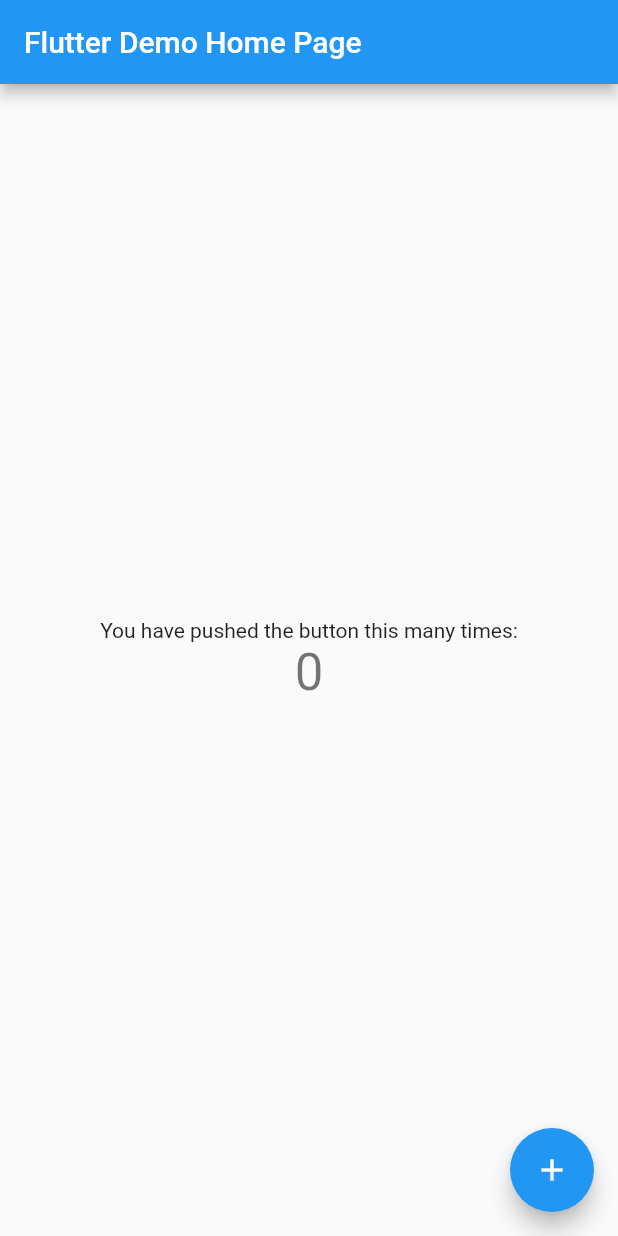
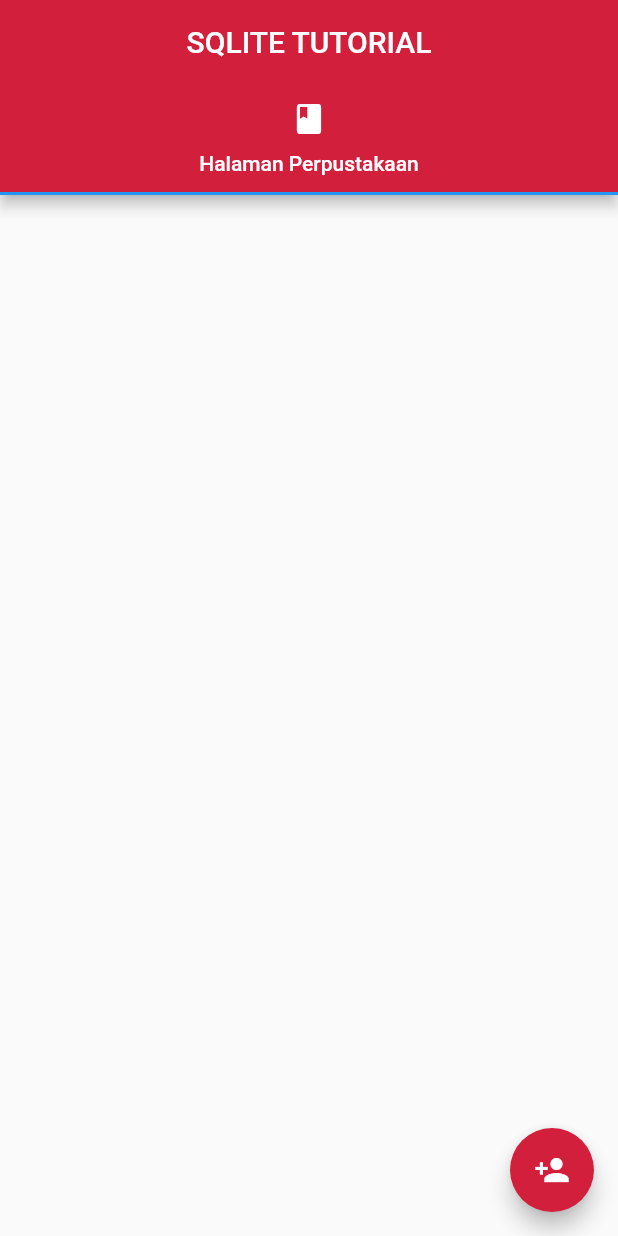
Before and after one commit to NicklausFW/sertifikasi_nicklaus, a Flutter app: the screen it shows after launch, on a phone screen of 412 x 824 dp. Run offline on Flutter 3.47's test engine with Material 2 defaults, Android fonts, the phone set to English and light mode, and no system bars; our stand-ins replace sqflite; accounts and stored records are empty.

Commit message:
add_buku_perpustakaan_page, perpustakaan_page, list_perpustakaan

```diff
--- a/lib/data/operasi_perpustakaan.dart
+++ b/lib/data/operasi_perpustakaan.dart
@@ -7,12 +7,14 @@ class OperasiPerpustakaan {
 
   createPerpustakaan(Perpustakaan perpustakaan) async {
     final db = await dbRepository.database;
+    print(perpustakaan.judulBuku);
     db.insert('perpustakaan', perpustakaan.toMap());
   }
 
   Future<List<Perpustakaan>> getAllPerpustakaan() async {
     final db = await dbRepository.database;
-    List<Map<String, dynamic>> allRows = await db.query('category');
+    List<Map<String, dynamic>> allRows =
+        await db.query('perpustakaan', orderBy: 'judulBuku');
     List<Perpustakaan> perpustakaan = allRows
         .map((perpustakaan) => Perpustakaan.fromMap(perpustakaan))
         .toList();
--- a/lib/main.dart
+++ b/lib/main.dart
@@ -1,6 +1,9 @@
 import 'package:flutter/material.dart';
+import 'package:sertifikasi_nicklaus/pages/add_buku_perpustakaan_page.dart';
+import 'package:sertifikasi_nicklaus/pages/perpustakaan_page.dart';
 
 void main() {
+  WidgetsFlutterBinding.ensureInitialized();
   runApp(const MyApp());
 }
 
@@ -11,105 +14,12 @@ class MyApp extends StatelessWidget {
   @override
   Widget build(BuildContext context) {
     return MaterialApp(
-      title: 'Flutter Demo',
-      theme: ThemeData(
-        // This is the theme of your application.
-        //
-        // Try running your application with "flutter run". You'll see the
-        // application has a blue toolbar. Then, without quitting the app, try
-        // changing the primarySwatch below to Colors.green and then invoke
-        // "hot reload" (press "r" in the console where you ran "flutter run",
-        // or simply save your changes to "hot reload" in a Flutter IDE).
-        // Notice that the counter didn't reset back to zero; the application
-        // is not restarted.
-        primarySwatch: Colors.blue,
-      ),
-      home: const MyHomePage(title: 'Flutter Demo Home Page'),
+      title: 'Library App',
+      theme: ThemeData(appBarTheme: AppBarTheme(color: Color(0xffD21F3C))),
+      routes: {
+        '/': (context) => PerpustakaanPage(),
+        '/addBukuPerpustakaanPage': (context) => AddBukuPerpustakaanPage(),
+      },
     );
   }
 }
-
-class MyHomePage extends StatefulWidget {
-  const MyHomePage({Key? key, required this.title}) : super(key: key);
-
-  // This widget is the home page of your application. It is stateful, meaning
-  // that it has a State object (defined below) that contains fields that affect
-  // how it looks.
-
-  // This class is the configuration for the state. It holds the values (in this
-  // case the title) provided by the parent (in this case the App widget) and
-  // used by the build method of the State. Fields in a Widget subclass are
-  // always marked "final".
-
-  final String title;
-
-  @override
-  State<MyHomePage> createState() => _MyHomePageState();
-}
-
-class _MyHomePageState extends State<MyHomePage> {
-  int _counter = 0;
-
-  void _incrementCounter() {
-    setState(() {
-      // This call to setState tells the Flutter framework that something has
-      // changed in this State, which causes it to rerun the build method below
-      // so that the display can reflect the updated values. If we changed
-      // _counter without calling setState(), then the build method would not be
-      // called again, and so nothing would appear to happen.
-      _counter++;
-    });
-  }
-
-  @override
-  Widget build(BuildContext context) {
-    // This method is rerun every time setState is called, for instance as done
-    // by the _incrementCounter method above.
-    //
-    // The Flutter framework has been optimized to make rerunning build methods
-    // fast, so that you can just rebuild anything that needs updating rather
-    // than having to individually change instances of widgets.
-    return Scaffold(
-      appBar: AppBar(
-        // Here we take the value from the MyHomePage object that was created by
-        // the App.build method, and use it to set our appbar title.
-        title: Text(widget.title),
-      ),
-      body: Center(
-        // Center is a layout widget. It takes a single child and positions it
-        // in the middle of the parent.
-        child: Column(
-          // Column is also a layout widget. It takes a list of children and
-          // arranges them vertically. By default, it sizes itself to fit its
-          // children horizontally, and tries to be as tall as its parent.
-          //
-          // Invoke "debug painting" (press "p" in the console, choose the
-          // "Toggle Debug Paint" action from the Flutter Inspector in Android
-          // Studio, or the "Toggle Debug Paint" command in Visual Studio Code)
-          // to see the wireframe for each widget.
-          //
-          // Column has various properties to control how it sizes itself and
-          // how it positions its children. Here we use mainAxisAlignment to
-          // center the children vertically; the main axis here is the vertical
-          // axis because Columns are vertical (the cross axis would be
-          // horizontal).
-          mainAxisAlignment: MainAxisAlignment.center,
-          children: <Widget>[
-            const Text(
-              'You have pushed the button this many times:',
-            ),
-            Text(
-              '$_counter',
-              style: Theme.of(context).textTheme.headline4,
-            ),
-          ],
-        ),
-      ),
-      floatingActionButton: FloatingActionButton(
-        onPressed: _incrementCounter,
-        tooltip: 'Increment',
-        child: const Icon(Icons.add),
-      ), // This trailing comma makes auto-formatting nicer for build methods.
-    );
-  }
-}
--- a/lib/pages/perpustakaan_page.dart
+++ b/lib/pages/perpustakaan_page.dart
@@ -0,0 +1,84 @@
+import 'package:flutter/cupertino.dart';
+import 'package:flutter/material.dart';
+import 'package:sertifikasi_nicklaus/data/operasi_perpustakaan.dart';
+import 'package:sertifikasi_nicklaus/models/perpustakaan.dart';
+
+import '../widgets/list_perpustakaan.dart';
+
+class PerpustakaanPage extends StatefulWidget {
+  const PerpustakaanPage({Key? key}) : super(key: key);
+
+  @override
+  State<PerpustakaanPage> createState() => _PerpustakaanPageState();
+}
+
+class _PerpustakaanPageState extends State<PerpustakaanPage> {
+  OperasiPerpustakaan operasiPerpustakaan = OperasiPerpustakaan();
+  @override
+  Widget build(BuildContext context) {
+    return DefaultTabController(
+      length: 1,
+      child: Scaffold(
+        resizeToAvoidBottomInset: false,
+        appBar: AppBar(
+          centerTitle: true,
+          title: const Text('SQLITE TUTORIAL'),
+          bottom: TabBar(
+            tabs: [
+              Tab(
+                text: 'Halaman Perpustakaan',
+                icon: Icon(Icons.book),
+              )
+            ],
+          ),
+        ),
+        body: TabBarView(
+          children: [
+            BookCollectionPage(operasiPerpustakaan: operasiPerpustakaan),
+          ],
+        ),
+      ),
+    );
+  }
+}
+
+class BookCollectionPage extends StatelessWidget {
+  const BookCollectionPage({
+    Key? key,
+    required this.operasiPerpustakaan,
+  }) : super(key: key);
+
+  final OperasiPerpustakaan operasiPerpustakaan;
+
+  @override
+  Widget build(BuildContext context) {
+    return Scaffold(
+      body: SingleChildScrollView(
+        child: Center(
+          child: Column(
+            mainAxisAlignment: MainAxisAlignment.spaceEvenly,
+            children: <Widget>[
+              FutureBuilder(
+                  future: operasiPerpustakaan.getAllPerpustakaan(),
+                  builder: (context, snapshot) {
+                    if (!snapshot.hasData) {
+                      return Text('No Data Yet!');
+                    }
+                    var data = snapshot.data! as List<Perpustakaan>;
+                    return ListPerpustakaan(data);
+                  }),
+            ],
+          ),
+        ),
+      ),
+      floatingActionButton: FloatingActionButton(
+        onPressed: () {
+          Navigator.of(context)
+              .pushReplacementNamed('/addBukuPerpustakaanPage');
+        },
+        backgroundColor: Color(0xffD21F3C),
+        child: const Icon(Icons.person_add),
+      ),
+    );
+  }
+}
```
Also changed, not shown: lib/pages/add_buku_perpustakaan_page.dart (added, +69 -0 lines), lib/widgets/list_perpustakaan.dart (added, +59 -0 lines).
